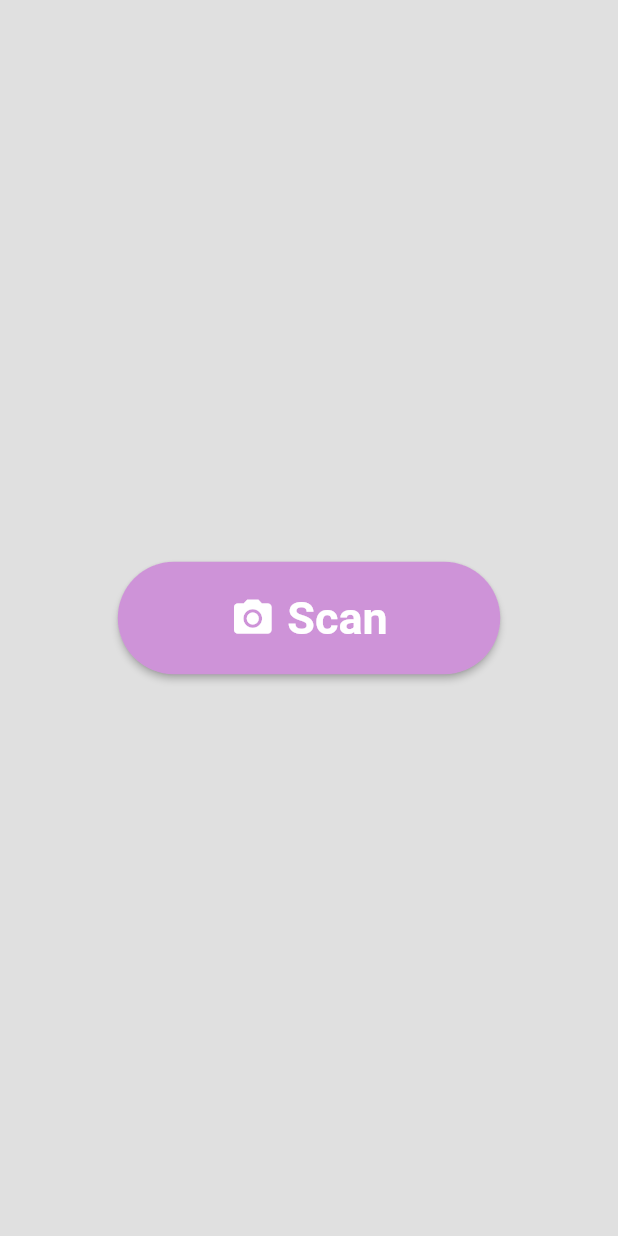
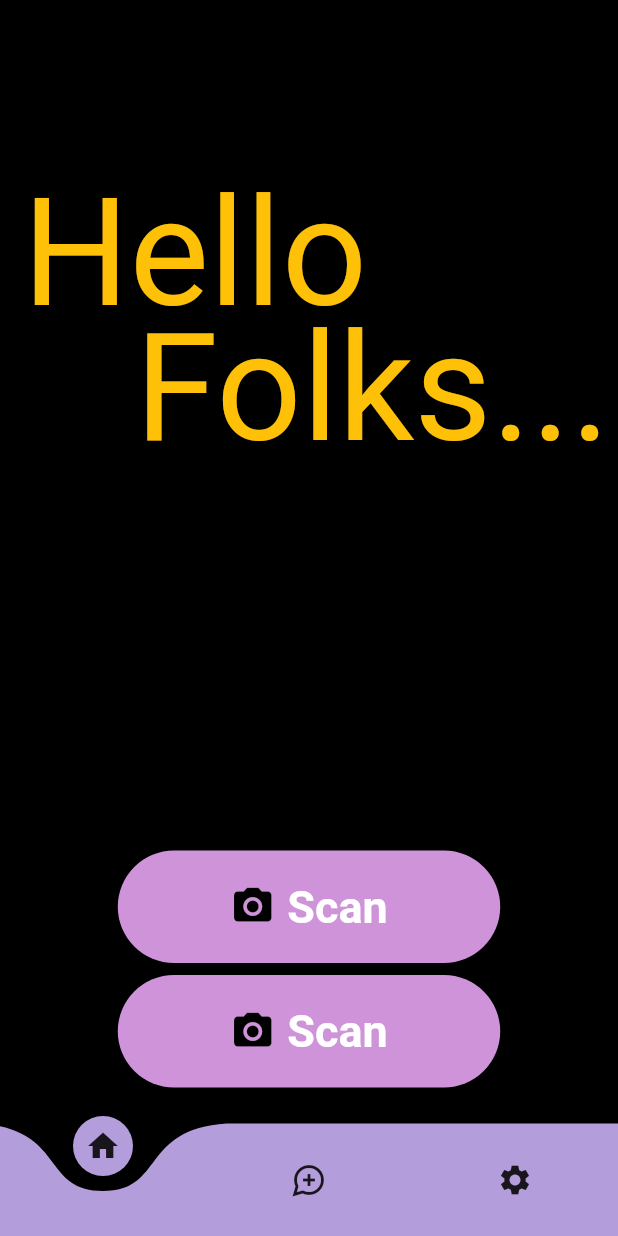
Before and after one commit to KajaKutbudeen/IndoorARNavigation, a Flutter app: the screen it shows after launch, on a phone screen of 412 x 824 dp. Run offline on Flutter 3.47's test engine with Material 2 defaults, Android fonts, the phone set to English and light mode, and no system bars; drawn by our look-alikes of curved_navigation_bar; our stand-ins replace google_fonts; missing offline and left inert: qr_code_scanner.

Commit message:
UI_Change

```diff
--- /dev/null
+++ b/Flutter/qrscanner/lib/homepage.dart
@@ -0,0 +1,47 @@
+// ignore_for_file: prefer_const_constructors
+
+import 'package:curved_navigation_bar/curved_navigation_bar.dart';
+import 'package:flutter/material.dart';
+import 'package:qrscanner/screens/ScanScreem.dart';
+import 'package:qrscanner/screens/homescreen.dart';
+import 'package:qrscanner/screens/mapscreen.dart';
+import 'package:qrscanner/screens/settingsScreen.dart';
+
+class HomePage extends StatefulWidget {
+  const HomePage({Key? key}) : super(key: key);
+
+  @override
+  State<HomePage> createState() => _HomePageState();
+}
+
+class _HomePageState extends State<HomePage> {
+  int index = 0;
+  final screen = [
+    HomeScreen(),
+    MapScreen(),
+    SettingScreen(),
+  ];
+  @override
+  Widget build(BuildContext context) {
+    final items = <Widget>[
+      Icon(Icons.home),
+      Icon(Icons.maps_ugc_sharp),
+      Icon(Icons.settings),
+    ];
+    return Scaffold(
+      body: screen[index],
+      bottomNavigationBar: CurvedNavigationBar(
+        backgroundColor: Colors.transparent,
+        color: Colors.deepPurple.shade200,
+        items: items,
+        index: index,
+        onTap: (index) {
+          setState(() {
+            this.index = index;
+          });
+        },
+        animationDuration: Duration(milliseconds: 700),
+      ),
+    );
+  }
+}
--- a/Flutter/qrscanner/lib/main.dart
+++ b/Flutter/qrscanner/lib/main.dart
@@ -1,5 +1,9 @@
 import 'package:flutter/material.dart';
-import 'package:qrscanner/homescreen.dart';
+import 'package:google_fonts/google_fonts.dart';
+import 'package:provider/provider.dart';
+import 'package:qrscanner/homepage.dart';
+import 'package:qrscanner/screens/homescreen.dart';
+import 'package:qrscanner/utils/theme_provider.dart';
 
 void main() {
   runApp(const MyApp());
@@ -9,14 +13,18 @@ class MyApp extends StatelessWidget {
   const MyApp({Key? key}) : super(key: key);
 
   @override
-  Widget build(BuildContext context) {
-    return MaterialApp(
-      debugShowCheckedModeBanner: false,
-      title: 'Flutter Demo',
-      theme: ThemeData(
-        primarySwatch: Colors.blue,
-      ),
-      home: const HomeScreen(),
-    );
-  }
+  Widget build(BuildContext context) => ChangeNotifierProvider(
+        create: (context) => ThemeProvider(),
+        builder: (context, child) {
+          final themeProvider = Provider.of<ThemeProvider>(context);
+          return MaterialApp(
+            debugShowCheckedModeBanner: false,
+            title: 'Flutter Demo',
+            theme: MyThemes.lightTheme,
+            darkTheme: MyThemes.darkTheme,
+            themeMode: themeProvider.themeMode,
+            home: const HomePage(),
+          );
+        },
+      );
 }
--- /dev/null
+++ b/Flutter/qrscanner/lib/screens/homescreen.dart
@@ -0,0 +1,126 @@
+// ignore_for_file: avoid_unnecessary_containers, prefer_const_constructors
+
+import 'package:flutter/material.dart';
+import 'package:qrscanner/screens/ScanScreem.dart';
+
+class HomeScreen extends StatefulWidget {
+  const HomeScreen({Key? key}) : super(key: key);
+
+  @override
+  State<HomeScreen> createState() => _HomeScreenState();
+}
+
+class _HomeScreenState extends State<HomeScreen> {
+  @override
+  Widget build(BuildContext context) {
+    return Scaffold(
+      body: SingleChildScrollView(
+        //scan btn
+        child: Container(
+          child: Column(
+            crossAxisAlignment: CrossAxisAlignment.start,
+            children: [
+              Stack(
+                children: <Widget>[
+                  Container(
+                    padding: const EdgeInsets.fromLTRB(15.0, 110.0, 0.0, 0.0),
+                    child: Text(
+                      'Hello',
+                      style: TextStyle(
+                        fontSize: 100,
+                      ),
+                    ),
+                  ),
+                  Container(
+                    padding: const EdgeInsets.fromLTRB(90.0, 200.0, 0.0, 0.0),
+                    child: Text(
+                      'Folks...',
+                      style: TextStyle(fontSize: 100),
+                    ),
+                  ),
+                ],
+              ),
+              SizedBox(
+                height: 250,
+              ),
+              Container(
+                child: Column(
+                  mainAxisAlignment: MainAxisAlignment.center,
+                  children: [
+                    Center(
+                      child: ElevatedButton.icon(
+                        icon: const Icon(
+                          Icons.camera_alt,
+                          size: 30,
+                        ),
+                        label: const Text(
+                          'Scan',
+                          style: TextStyle(
+                            color: Colors.white,
+                            fontWeight: FontWeight.bold,
+                            fontSize: 30,
+                          ),
+                        ),
+                        style: ElevatedButton.styleFrom(
+                          padding: const EdgeInsets.symmetric(
+                              horizontal: 75, vertical: 20),
+                          primary: Colors.purple.shade200,
+                          shape: RoundedRectangleBorder(
+                            borderRadius: BorderRadius.circular(40),
+                          ),
+                        ),
+                        onPressed: () {
+                          //navigation to scan page
+                          Navigator.push(
+                            context,
+                            MaterialPageRoute(
+                              builder: (context) => ScanScreen(),
+                            ),
+                          );
+                        },
+                      ),
+                    ),
+                    const SizedBox(
+                      height: 8,
+                    ),
+                    ElevatedButton.icon(
+                      icon: const Icon(
+                        Icons.camera_alt,
+                        size: 30,
+                      ),
+                      label: const Text(
+                        'Scan',
+                        style: TextStyle(
+                          color: Colors.white,
+                          fontWeight: FontWeight.bold,
+                          fontSize: 30,
+                        ),
+                      ),
+                      style: ElevatedButton.styleFrom(
+                        padding: const EdgeInsets.symmetric(
+                            horizontal: 75, vertical: 20),
+                        primary: Colors.purple.shade200,
+                        shape: RoundedRectangleBorder(
+                          borderRadius: BorderRadius.circular(40),
+                        ),
+                      ),
+                      onPressed: () {
+                        //navigation to scan page
+                        Navigator.push(
+                          context,
+                          MaterialPageRoute(
+                            builder: (context) => ScanScreen(),
+                          ),
+                        );
+                      },
+                    ),
+                  ],
+                ),
+              ),
+            ],
+          ),
+        ),
+      ),
+    );
+  }
+}
--- /dev/null
+++ b/Flutter/qrscanner/lib/utils/theme_provider.dart
@@ -0,0 +1,33 @@
+// ignore_for_file: prefer_const_constructors
+
+import 'package:flutter/material.dart';
+import 'package:google_fonts/google_fonts.dart';
+
+class ThemeProvider extends ChangeNotifier {
+  ThemeMode themeMode = ThemeMode.dark;
+  bool get isDarkMode => themeMode == ThemeMode.dark;
+
+  void toggleTheme(bool isOn) {
+    themeMode = isOn ? ThemeMode.dark : ThemeMode.light;
+    notifyListeners();
+  }
+}
+
+class MyThemes {
+  static final darkTheme = ThemeData(
+    textTheme: GoogleFonts.montserratAlternatesTextTheme()
+        .apply(bodyColor: Colors.amber),
+    scaffoldBackgroundColor: Colors.black,
+    primaryColor: Colors.white,
+    colorScheme: const ColorScheme.dark(), //text color
+    iconTheme: IconThemeData(color: Colors.black87, opacity: 1),
+  );
+
+  static final lightTheme = ThemeData(
+    textTheme: GoogleFonts.montserratAlternatesTextTheme()
+        .apply(bodyColor: Colors.black),
+    primaryColor: Colors.white,
+    colorScheme: const ColorScheme.light(),
+    iconTheme: IconThemeData(color: Colors.black87, opacity: 1.0),
+  );
+}
--- a/Flutter/qrscanner/pubspec.yaml
+++ b/Flutter/qrscanner/pubspec.yaml
@@ -34,6 +34,11 @@ dependencies:
   # Use with the CupertinoIcons class for iOS style icons.
   cupertino_icons: ^1.0.2
   qr_code_scanner: ^1.0.1
+  google_fonts: ^3.0.1
+  curved_navigation_bar: ^1.0.3
+  provider: ^6.0.4
+  shared_preferences: ^2.0.15
+  day_night_switcher: ^0.2.0+1
 
 dev_dependencies:
   flutter_test:
```
Also changed, not shown: Flutter/qrscanner/lib/screens/ScanScreem.dart (added, +64 -0 lines), Flutter/qrscanner/lib/screens/mapscreen.dart (added, +24 -0 lines), Flutter/qrscanner/lib/screens/settingsScreen.dart (added, +48 -0 lines), Flutter/qrscanner/pubspec.lock, 1 other file.
